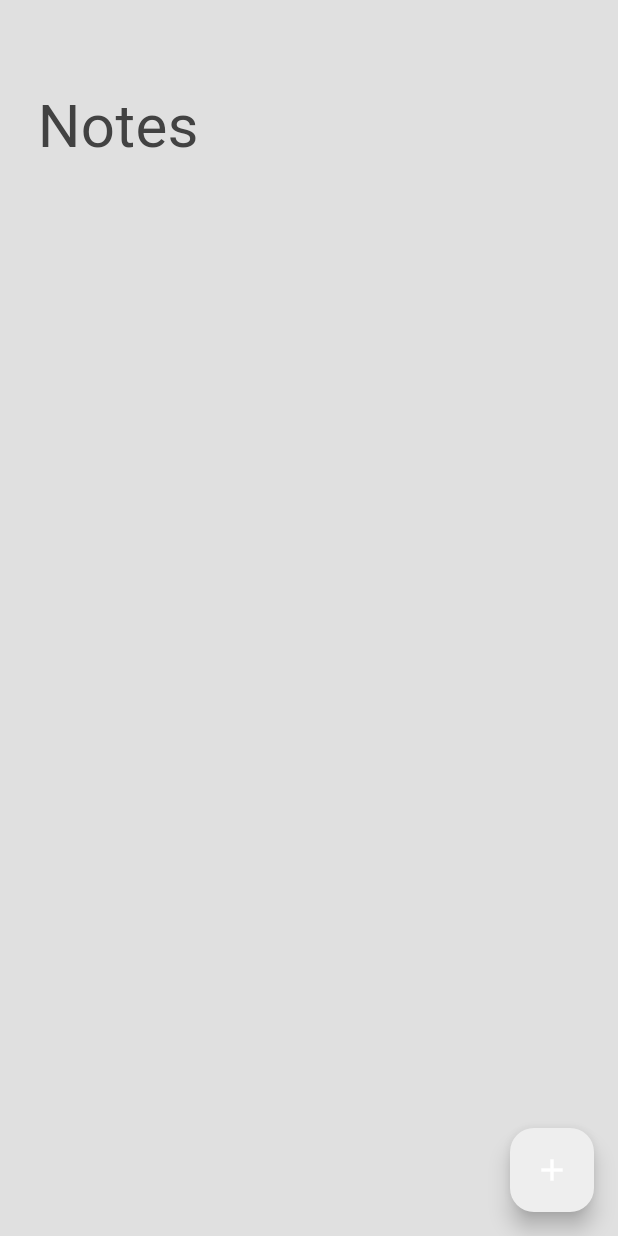
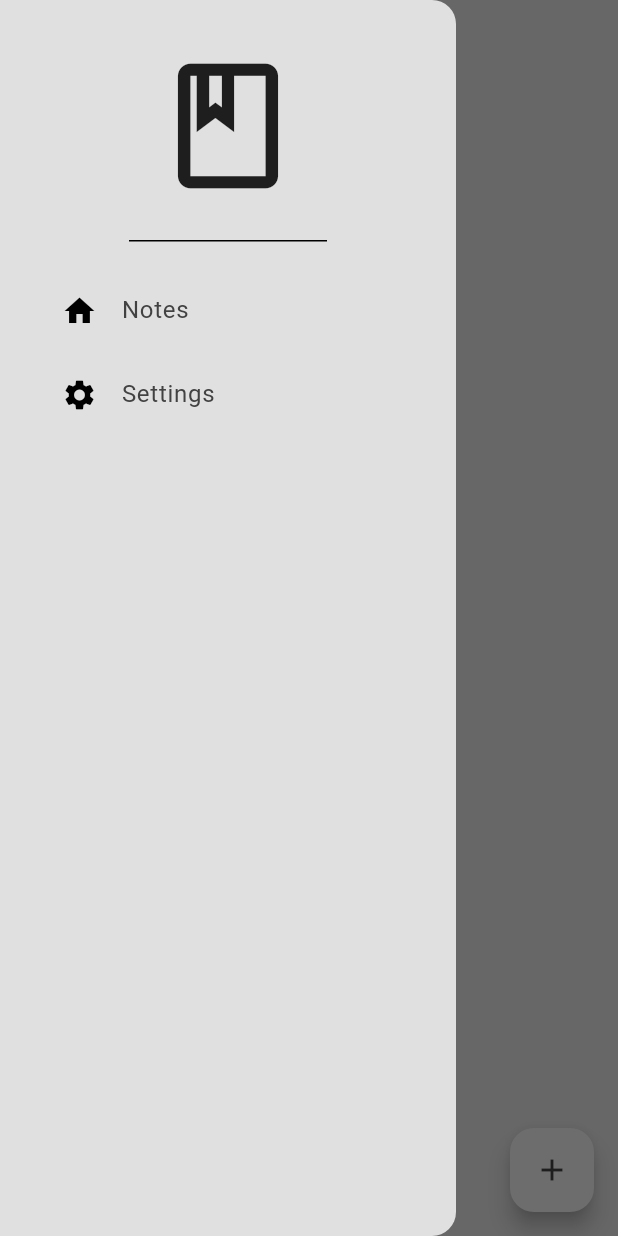
Before and after one commit to KaloyankerR/note_taking_app, a Flutter app: the screen it shows after launch, with the side drawer open (before the commit the screen has no drawer), on a phone screen of 412 x 824 dp. Run offline on Flutter 3.47's test engine with Material 3 defaults, Android fonts, the phone set to English and light mode, and no system bars; our stand-ins replace google_fonts, isar, popover; accounts and stored records are empty; generated files the repository leaves out were written again.

Commit message:
ui and theme features finished

```diff
--- /dev/null
+++ b/lib/components/drawer.dart
@@ -0,0 +1,37 @@
+import 'package:flutter/material.dart';
+import 'package:note_taking_app/components/drawer_tile.dart';
+import 'package:note_taking_app/pages/settings_page.dart';
+
+class MyDrawer extends StatelessWidget {
+  const MyDrawer({super.key});
+
+  @override
+  Widget build(BuildContext context) {
+    return Drawer(
+      backgroundColor: Theme.of(context).colorScheme.surface,
+      child: Column(
+        children: [
+          const DrawerHeader(child: Icon(Icons.book_outlined, size: 100)),
+          const SizedBox(height: 10),
+          DrawerTile(
+            title: "Notes",
+            leading: const Icon(Icons.home),
+            onTap: () => Navigator.pop(context),
+          ),
+          DrawerTile(
+            title: "Settings",
+            leading: const Icon(Icons.settings),
+            onTap: () {
+              Navigator.pop(context);
+              Navigator.push(
+                  context,
+                  MaterialPageRoute(
+                    builder: (context) => SettingsPage(),
+                  ));
+            },
+          ),
+        ],
+      ),
+    );
+  }
+}
--- /dev/null
+++ b/lib/components/drawer_tile.dart
@@ -0,0 +1,29 @@
+import 'package:flutter/material.dart';
+
+class DrawerTile extends StatelessWidget {
+  final String title;
+  final Widget leading;
+  final void Function()? onTap;
+
+  const DrawerTile({
+    super.key,
+    required this.title,
+    required this.leading,
+    required this.onTap,
+  });
+
+  @override
+  Widget build(BuildContext context) {
+    return Padding(
+      padding: const EdgeInsets.only(left: 25.0),
+      child: ListTile(
+        title: Text(
+          title,
+          style: TextStyle(color: Theme.of(context).colorScheme.inversePrimary),
+        ),
+        leading: leading,
+        onTap: onTap,
+      ),
+    );
+  }
+}
--- a/lib/pages/notes_page.dart
+++ b/lib/pages/notes_page.dart
@@ -1,5 +1,7 @@
 import 'package:flutter/material.dart';
 import 'package:google_fonts/google_fonts.dart';
+import 'package:note_taking_app/components/drawer.dart';
+import 'package:note_taking_app/components/note_tile.dart';
 import 'package:note_taking_app/models/note.dart';
 import 'package:note_taking_app/models/note_database.dart';
 import 'package:provider/provider.dart';
@@ -24,6 +26,7 @@ class _NotesPageState extends State<NotesPage> {
     showDialog(
       context: context,
       builder: (context) => AlertDialog(
+        backgroundColor: Theme.of(context).colorScheme.surface,
         content: TextField(controller: textController),
         actions: [
           MaterialButton(
@@ -48,6 +51,7 @@ class _NotesPageState extends State<NotesPage> {
     showDialog(
       context: context,
       builder: (context) => AlertDialog(
+        backgroundColor: Theme.of(context).colorScheme.surface,
         title: const Text("Update Note"),
         content: TextField(controller: textController),
         actions: [
@@ -80,12 +84,18 @@ class _NotesPageState extends State<NotesPage> {
       appBar: AppBar(
         elevation: 0,
         backgroundColor: Colors.transparent,
+        foregroundColor: Theme.of(context).colorScheme.inversePrimary,
       ),
       backgroundColor: Theme.of(context).colorScheme.surface,
       floatingActionButton: FloatingActionButton(
         onPressed: createNote,
-        child: const Icon(Icons.add),
+        backgroundColor: Theme.of(context).colorScheme.primary,
+        child: Icon(
+          Icons.add,
+          color: Theme.of(context).colorScheme.inversePrimary,
+        ),
       ),
+      drawer: const MyDrawer(),
       body: Column(
         crossAxisAlignment: CrossAxisAlignment.start,
         children: [
@@ -103,20 +113,10 @@ class _NotesPageState extends State<NotesPage> {
                 itemBuilder: (context, index) {
                   final note = currentNotes[index];
 
-                  return ListTile(
-                    title: Text(note.text),
-                    trailing: Row(
-                      mainAxisSize: MainAxisSize.min,
-                      mainAxisAlignment: MainAxisAlignment.end,
-                      children: [
-                        IconButton(
-                            onPressed: () => updateNote(note),
-                            icon: const Icon(Icons.edit)),
-                        IconButton(
-                            onPressed: () => deleteNote(note.id),
-                            icon: const Icon(Icons.delete)),
-                      ],
-                    ),
+                  return NoteTile(
+                    text: note.text,
+                    onEditPressed: () => updateNote(note),
+                    onDeletePressed: () => deleteNote(note.id),
                   );
                 }),
           ),
--- a/lib/theme/theme.dart
+++ b/lib/theme/theme.dart
@@ -13,11 +13,11 @@ ThemeData lightMode = ThemeData(
 
 ThemeData darkMode = ThemeData(
   brightness: Brightness.dark,
-  colorScheme: ColorScheme.light(
+  colorScheme: ColorScheme.dark(
     // background: Colors.grey.shade900,
-    surface: Colors.grey.shade900,
-    primary: Colors.grey.shade800,
-    secondary: Colors.grey.shade700,
+    surface: const Color.fromARGB(255, 24, 24, 24),
+    primary: const Color.fromARGB(255, 34, 34, 34),
+    secondary: const Color.fromARGB(255, 49, 49, 49),
     inversePrimary: Colors.grey.shade300,
   ),
 );
--- a/pubspec.yaml
+++ b/pubspec.yaml
@@ -40,6 +40,7 @@ dependencies:
   path_provider: ^2.1.3
   provider: ^6.1.2
   google_fonts: ^6.2.1
+  popover: ^0.3.0+1
 
 dev_dependencies:
   flutter_test:
```
Also changed, not shown: lib/components/note_settings.dart (added, +55 -0 lines), lib/components/note_tile.dart (added, +44 -0 lines), lib/pages/settings_page.dart (added, +46 -0 lines), pubspec.lock.
